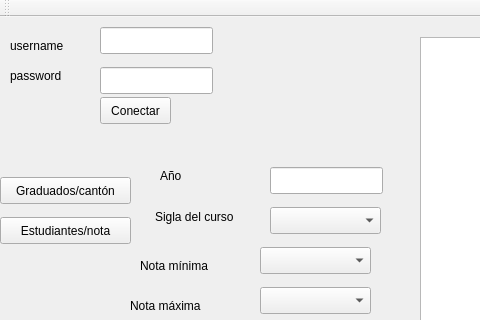
Old version of the form mainwindow.ui in the repository oretnom/proy1_lochi; both pictures show x 0 to 480 and y 0 to 320 of the 1366 by 768 pixel window.
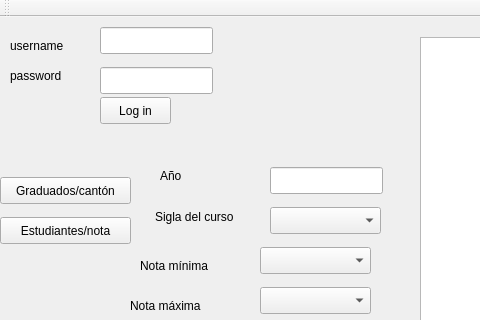
New version of the form.

```diff
--- a/mainwindow.ui
+++ b/mainwindow.ui
@@ -30,7 +30,7 @@
      </rect>
     </property>
     <property name="text">
-     <string>Conectar</string>
+     <string>Log in</string>
     </property>
    </widget>
    <widget class="QTextEdit" name="text_output">
```
